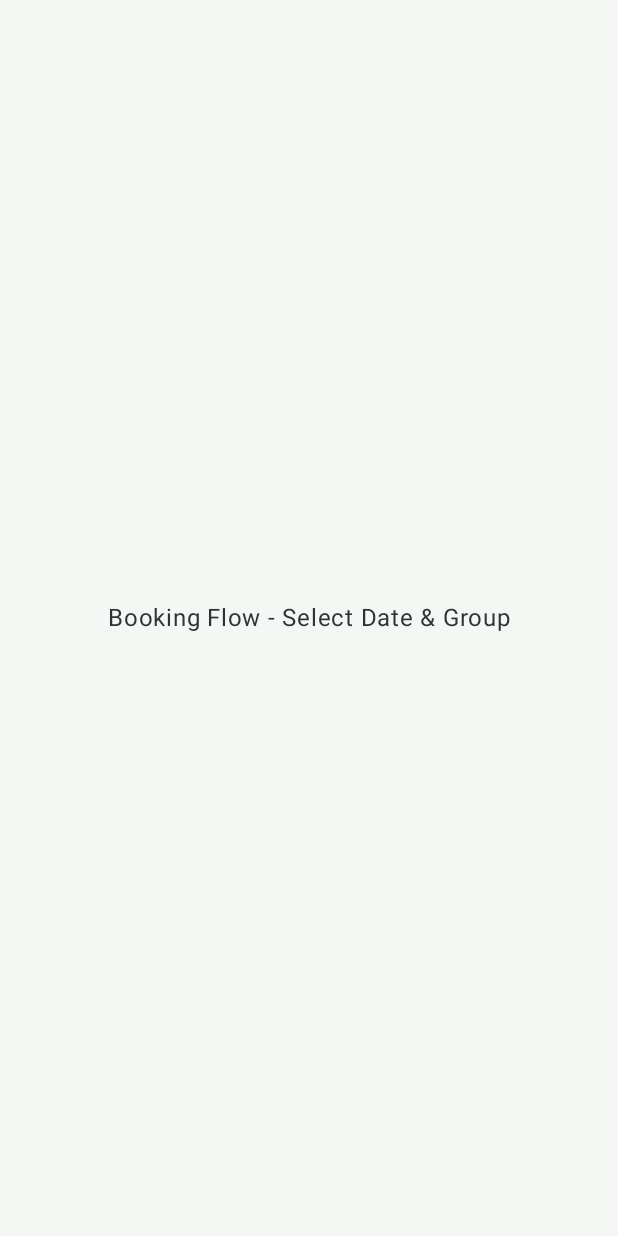
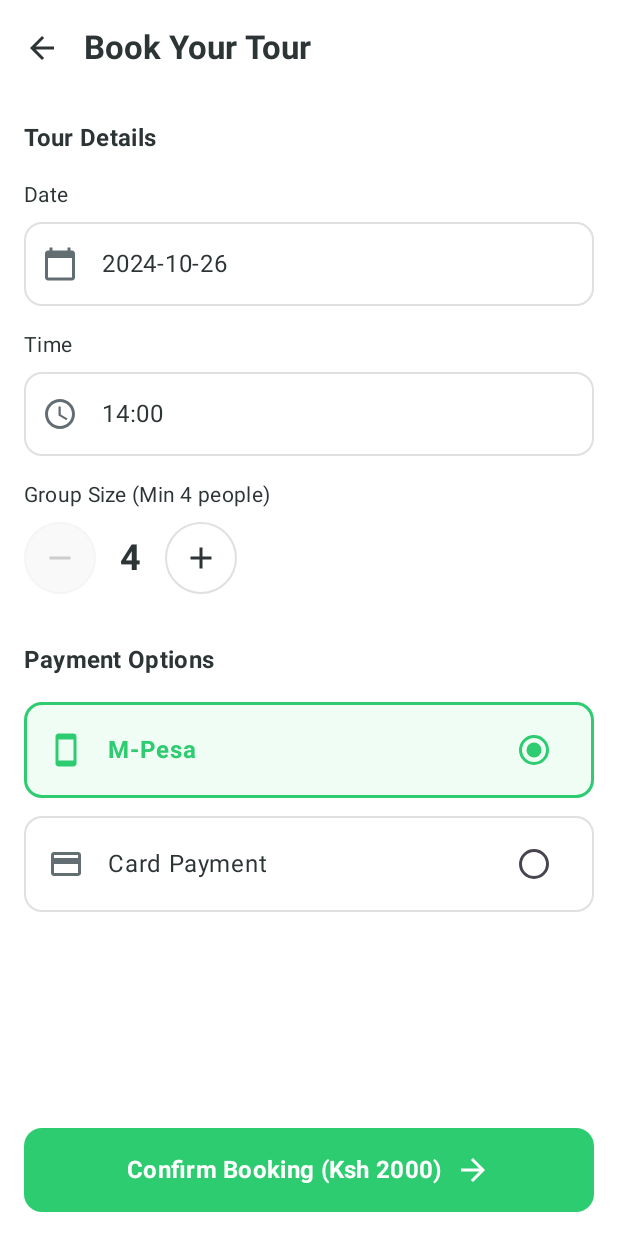
Before and after one commit to ethanbwibo-Strath/AgriTour-Android-App, an Android app built with Jetpack Compose: the BookingScreen screen opened through its navigation route, on a phone screen of 412 x 824 dp. Before the commit the screen is almost empty. Run offline under Robolectric (Android 15) with nearby library versions, the phone set to English and light mode, and no system bars.

Commit message:
Farm booking base UI

```diff
--- a/app/src/main/java/com/example/agritour/ui/navigation/FarmAppNavigation.kt
+++ b/app/src/main/java/com/example/agritour/ui/navigation/FarmAppNavigation.kt
@@ -9,6 +9,7 @@ import androidx.compose.ui.Modifier
 import androidx.navigation.compose.NavHost
 import androidx.navigation.compose.composable
 import androidx.navigation.compose.rememberNavController
+import com.example.agritour.ui.screens.BookingScreen
 import com.example.agritour.ui.screens.FarmDetailScreen
 import com.example.agritour.ui.screens.HomeScreen
 
@@ -47,9 +48,15 @@ fun FarmAppNavigation() {
             )
         }
 
-        // 4. Booking Screen Route (Still a placeholder for now)
+        // 4. Booking Screen Route
         composable(route = AppScreens.BookingScreen.name) {
-            PlaceholderScreen("Booking Flow - Select Date & Group")
+            BookingScreen(
+                onBackClick = { navController.popBackStack() },
+                onConfirmClick = {
+                    // In a real app, this would verify payment then navigate
+                    navController.popBackStack(AppScreens.HomeScreen.name, inclusive = false)
+                }
+            )
         }
 
         // ... We will add the other routes as we build the screens
--- /dev/null
+++ b/app/src/main/java/com/example/agritour/ui/screens/BookingScreen.kt
@@ -0,0 +1,283 @@
+package com.example.agritour.ui.screens
+
+import android.widget.Toast
+import androidx.compose.foundation.BorderStroke
+import androidx.compose.foundation.background
+import androidx.compose.foundation.clickable
+import androidx.compose.foundation.layout.*
+import androidx.compose.foundation.rememberScrollState
+import androidx.compose.foundation.shape.CircleShape
+import androidx.compose.foundation.shape.RoundedCornerShape
+import androidx.compose.foundation.verticalScroll
+import androidx.compose.material.icons.Icons
+import androidx.compose.material.icons.automirrored.filled.ArrowBack
+import androidx.compose.material.icons.automirrored.filled.ArrowForward
+import androidx.compose.material.icons.filled.Add
+import androidx.compose.material.icons.filled.CalendarToday
+import androidx.compose.material.icons.filled.CreditCard
+import androidx.compose.material.icons.filled.Remove
+import androidx.compose.material.icons.filled.Schedule
+import androidx.compose.material.icons.filled.Smartphone
+import androidx.compose.material3.*
+import androidx.compose.runtime.*
+import androidx.compose.ui.Alignment
+import androidx.compose.ui.Modifier
+import androidx.compose.ui.graphics.Color
+import androidx.compose.ui.graphics.vector.ImageVector
+import androidx.compose.ui.platform.LocalContext
+import androidx.compose.ui.text.font.FontWeight
+import androidx.compose.ui.unit.dp
+import com.example.agritour.ui.theme.AgriGreen
+import com.example.agritour.ui.theme.TextBlack
+import com.example.agritour.ui.theme.TextGrey
+
+@OptIn(ExperimentalMaterial3Api::class)
+@Composable
+fun BookingScreen(
+    onBackClick: () -> Unit,
+    onConfirmClick: () -> Unit
+) {
+    // State for the form
+    var date by remember { mutableStateOf("2024-10-26") } // Default for UI demo
+    var time by remember { mutableStateOf("14:00") }
+    var groupSize by remember { mutableIntStateOf(4) } // Minimum 4
+    var selectedPayment by remember { mutableStateOf("M-Pesa") }
+
+    val pricePerPerson = 500
+    val totalAmount = groupSize * pricePerPerson
+
+    val context = LocalContext.current
+
+    Scaffold(
+        topBar = {
+            TopAppBar(
+                title = {
+                    Text(
+                        "Book Your Tour",
+                        style = MaterialTheme.typography.titleLarge,
+                        fontWeight = FontWeight.Bold
+                    )
+                },
+                navigationIcon = {
+                    IconButton(onClick = onBackClick) {
+                        Icon(Icons.AutoMirrored.Filled.ArrowBack, contentDescription = "Back")
+                    }
+                },
+                colors = TopAppBarDefaults.topAppBarColors(containerColor = Color.White)
+            )
+        },
+        bottomBar = {
+            // Confirm Button at bottom
+            Button(
+                onClick = {
+                    Toast.makeText(context, "Booking Confirmed for Ksh $totalAmount", Toast.LENGTH_SHORT).show()
+                    onConfirmClick()
+                },
+                modifier = Modifier
+                    .fillMaxWidth()
+                    .padding(16.dp)
+                    .height(56.dp),
+                colors = ButtonDefaults.buttonColors(containerColor = AgriGreen),
+                shape = RoundedCornerShape(12.dp)
+            ) {
+                Text(
+                    "Confirm Booking (Ksh $totalAmount)",
+                    style = MaterialTheme.typography.titleMedium,
+                    fontWeight = FontWeight.Bold
+                )
+                Spacer(modifier = Modifier.width(8.dp))
+                Icon(Icons.AutoMirrored.Filled.ArrowForward, contentDescription = null)
+            }
+        },
+        containerColor = Color.White
+    ) { paddingValues ->
+        Column(
+            modifier = Modifier
+                .padding(paddingValues)
+                .fillMaxSize()
+                .verticalScroll(rememberScrollState())
+                .padding(16.dp)
+        ) {
+
+            // 1. Tour Details Section
+            Text(
+                "Tour Details",
+                style = MaterialTheme.typography.titleMedium,
+                fontWeight = FontWeight.Bold
+            )
+            Spacer(modifier = Modifier.height(16.dp))
+
+            // Date Field
+            Label("Date")
+            OutlinedTextField(
+                value = date,
+                onValueChange = {},
+                readOnly = true, // Prevent typing, force picker
+                leadingIcon = { Icon(Icons.Default.CalendarToday, null, tint = TextGrey) },
+                modifier = Modifier.fillMaxWidth().clickable { /* Show DatePicker here */ },
+                shape = RoundedCornerShape(12.dp),
+                colors = OutlinedTextFieldDefaults.colors(
+                    unfocusedBorderColor = Color(0xFFE0E0E0),
+                    focusedBorderColor = AgriGreen
+                )
+            )
+
+            Spacer(modifier = Modifier.height(16.dp))
+
+            // Time Field
+            Label("Time")
+            OutlinedTextField(
+                value = time,
+                onValueChange = {},
+                readOnly = true,
+                leadingIcon = { Icon(Icons.Default.Schedule, null, tint = TextGrey) },
+                modifier = Modifier.fillMaxWidth().clickable { /* Show TimePicker here */ },
+                shape = RoundedCornerShape(12.dp),
+                colors = OutlinedTextFieldDefaults.colors(
+                    unfocusedBorderColor = Color(0xFFE0E0E0),
+                    focusedBorderColor = AgriGreen
+                )
+            )
+
+            Spacer(modifier = Modifier.height(16.dp))
+
+            // Group Size Counter
+            Label("Group Size (Min 4 people)")
+            Row(
+                verticalAlignment = Alignment.CenterVertically,
+                horizontalArrangement = Arrangement.spacedBy(16.dp)
+            ) {
+                // Minus Button
+                CircularIconButton(
+                    icon = Icons.Default.Remove,
+                    enabled = groupSize > 4, // Logic: Disable if 4
+                    onClick = { if (groupSize > 4) groupSize-- }
+                )
+
+                Text(
+                    text = groupSize.toString(),
+                    style = MaterialTheme.typography.headlineSmall,
+                    fontWeight = FontWeight.Bold
+                )
+
+                // Plus Button
+                CircularIconButton(
+                    icon = Icons.Default.Add,
+                    enabled = true,
+                    onClick = { groupSize++ }
+                )
+            }
+
+            Spacer(modifier = Modifier.height(32.dp))
+
+            // 2. Payment Options Section
+            Text(
+                "Payment Options",
+                style = MaterialTheme.typography.titleMedium,
+                fontWeight = FontWeight.Bold
+            )
+            Spacer(modifier = Modifier.height(16.dp))
+
+            // M-Pesa Option
+            PaymentOptionCard(
+                title = "M-Pesa",
+                icon = Icons.Default.Smartphone,
+                isSelected = selectedPayment == "M-Pesa",
+                onClick = { selectedPayment = "M-Pesa" }
+            )
+
+            Spacer(modifier = Modifier.height(12.dp))
+
+            // Card Option
+            PaymentOptionCard(
+                title = "Card Payment",
+                icon = Icons.Default.CreditCard,
+                isSelected = selectedPayment == "Card",
+                onClick = { selectedPayment = "Card" }
+            )
+
+            // Space for scrolling above bottom button
+            Spacer(modifier = Modifier.height(24.dp))
+        }
+    }
+}
+
+// --- Helper Composables ---
+
+@Composable
+fun Label(text: String) {
+    Text(
+        text = text,
+        style = MaterialTheme.typography.bodyMedium,
+        color = TextBlack,
+        modifier = Modifier.padding(bottom = 8.dp)
+    )
+}
+
+@Composable
+fun CircularIconButton(
+    icon: ImageVector,
+    enabled: Boolean,
+    onClick: () -> Unit
+) {
+    Surface(
+        onClick = onClick,
+        enabled = enabled,
+        shape = CircleShape,
+        border = BorderStroke(1.dp, if (enabled) Color(0xFFE0E0E0) else Color(0xFFF5F5F5)),
+        color = if (enabled) Color.White else Color(0xFFF9F9F9),
+        modifier = Modifier.size(48.dp)
+    ) {
+        Box(contentAlignment = Alignment.Center) {
+            Icon(
+                imageVector = icon,
+                contentDescription = null,
+                tint = if (enabled) TextBlack else Color.LightGray
+            )
+        }
+    }
+}
+
+@Composable
+fun PaymentOptionCard(
+    title: String,
+    icon: ImageVector,
+    isSelected: Boolean,
+    onClick: () -> Unit
+) {
+    Surface(
+        onClick = onClick,
+        shape = RoundedCornerShape(12.dp),
+        border = BorderStroke(
+            width = if (isSelected) 2.dp else 1.dp,
+            color = if (isSelected) AgriGreen else Color(0xFFE0E0E0)
+        ),
+        color = if (isSelected) Color(0xFFF0FDF4) else Color.White, // Very light green if selected
+        modifier = Modifier.fillMaxWidth().height(64.dp)
+    ) {
+        Row(
+            modifier = Modifier.padding(horizontal = 16.dp),
+            verticalAlignment = Alignment.CenterVertically
+        ) {
+            Icon(
+                imageVector = icon,
+                contentDescription = null,
+                tint = if (isSelected) AgriGreen else TextGrey
+            )
+            Spacer(modifier = Modifier.width(16.dp))
+            Text(
+                text = title,
+                style = MaterialTheme.typography.bodyLarge,
+                color = if (isSelected) AgriGreen else TextBlack,
+                fontWeight = if (isSelected) FontWeight.Bold else FontWeight.Normal,
+                modifier = Modifier.weight(1f)
+            )
+            // Radio Button Visual
+            RadioButton(
+                selected = isSelected,
+                onClick = onClick,
+                colors = RadioButtonDefaults.colors(selectedColor = AgriGreen)
+            )
+        }
+    }
+}
```
